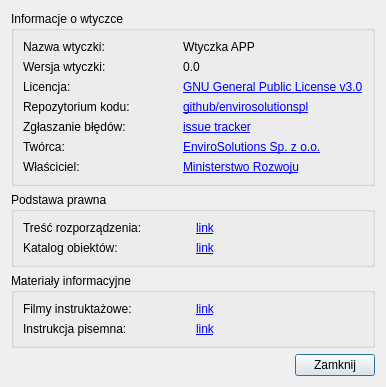
Qt form modules/settings/views/ui/pomoc_dialog_base.ui (envirosolutionspl/wtyczka_qgis_app) before a commit.
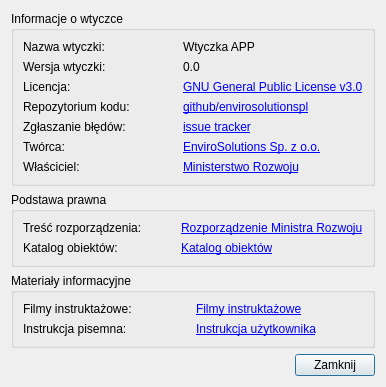
The same form after that commit.

Commit message: Zmiana nazw linków w oknie pomocy

Patch:
```diff
--- a/modules/settings/views/ui/pomoc_dialog_base.ui
+++ b/modules/settings/views/ui/pomoc_dialog_base.ui
@@ -216,7 +216,7 @@
         <item row="0" column="1">
          <widget class="QLabel" name="label_13">
           <property name="text">
-           <string>&lt;a href=&quot;https://envirosolutions.pl&quot;&gt;link&lt;/a&gt;</string>
+           <string>&lt;html&gt;&lt;head/&gt;&lt;body&gt;&lt;p&gt;&lt;a href=&quot;https://envirosolutions.pl&quot;&gt;&lt;span style=&quot; text-decoration: underline; color:#0000ff;&quot;&gt;Rozporządzenie Ministra Rozwoju&lt;/span&gt;&lt;/a&gt;&lt;/p&gt;&lt;/body&gt;&lt;/html&gt;</string>
           </property>
           <property name="openExternalLinks">
            <bool>true</bool>
@@ -241,7 +241,7 @@
         <item row="1" column="1">
          <widget class="QLabel" name="label_14">
           <property name="text">
-           <string>&lt;a href=&quot;https://envirosolutions.pl&quot;&gt;link&lt;/a&gt;</string>
+           <string>&lt;html&gt;&lt;head/&gt;&lt;body&gt;&lt;p&gt;&lt;a href=&quot;https://envirosolutions.pl&quot;&gt;&lt;span style=&quot; text-decoration: underline; color:#0000ff;&quot;&gt;Katalog obiektów&lt;/span&gt;&lt;/a&gt;&lt;/p&gt;&lt;/body&gt;&lt;/html&gt;</string>
           </property>
           <property name="openExternalLinks">
            <bool>true</bool>
@@ -270,7 +270,7 @@
         <item row="0" column="1">
          <widget class="QLabel" name="label_16">
           <property name="text">
-           <string>&lt;a href=&quot;https://envirosolutions.pl&quot;&gt;link&lt;/a&gt;</string>
+           <string>&lt;html&gt;&lt;head/&gt;&lt;body&gt;&lt;p&gt;&lt;a href=&quot;https://envirosolutions.pl&quot;&gt;&lt;span style=&quot; text-decoration: underline; color:#0000ff;&quot;&gt;Filmy instruktażowe&lt;/span&gt;&lt;/a&gt;&lt;/p&gt;&lt;/body&gt;&lt;/html&gt;</string>
           </property>
           <property name="openExternalLinks">
            <bool>true</bool>
@@ -290,7 +290,7 @@
         <item row="1" column="1">
          <widget class="QLabel" name="label_18">
           <property name="text">
-           <string>&lt;a href=&quot;https://envirosolutions.pl&quot;&gt;link&lt;/a&gt;</string>
+           <string>&lt;html&gt;&lt;head/&gt;&lt;body&gt;&lt;p&gt;&lt;a href=&quot;https://envirosolutions.pl&quot;&gt;&lt;span style=&quot; text-decoration: underline; color:#0000ff;&quot;&gt;Instrukcja użytkownika&lt;/span&gt;&lt;/a&gt;&lt;/p&gt;&lt;/body&gt;&lt;/html&gt;</string>
           </property>
           <property name="openExternalLinks">
            <bool>true</bool>
```
The commit also changes 1 other file.
